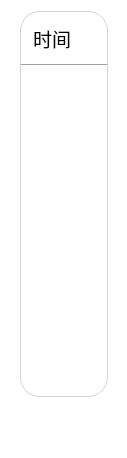
Above: resf/view_history_item.ui from clb-128258/TiebaDesktop before the change. Below: the same form after it.
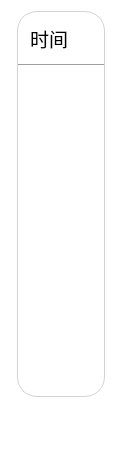
That is the form after the change. Icons and pictures are not drawn.

Patch:
```diff
--- a/resf/view_history_item.ui
+++ b/resf/view_history_item.ui
@@ -6,7 +6,7 @@
    <rect>
     <x>0</x>
     <y>0</y>
-    <width>127</width>
+    <width>119</width>
     <height>458</height>
    </rect>
   </property>
@@ -118,7 +118,7 @@
                 }
             </string>
   </property>
-  <layout class="QGridLayout" name="gridLayout_4" columnstretch="2,6,2">
+  <layout class="QGridLayout" name="gridLayout_4" columnstretch="2,10,2">
    <item row="0" column="0">
     <spacer name="horizontalSpacer">
      <property name="orientation">
```
